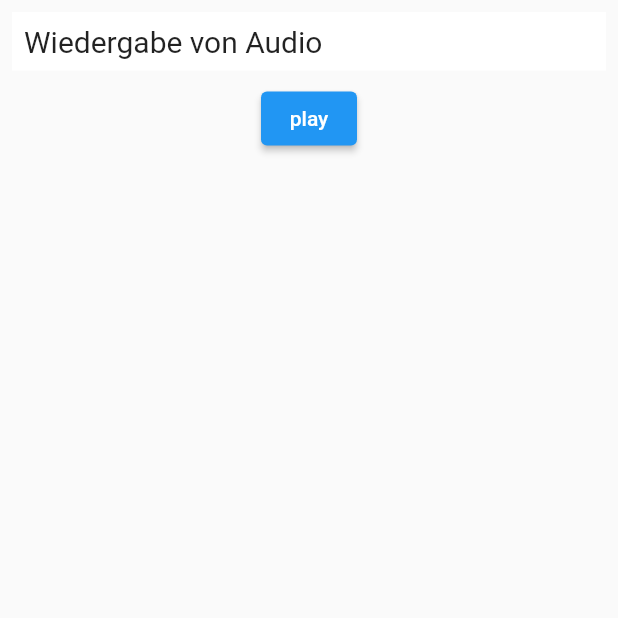
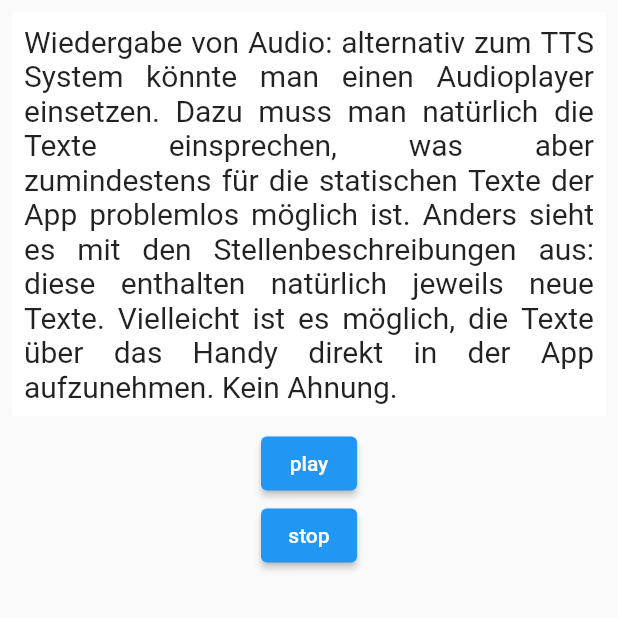
Before and after one commit to drmilde/getx_api_app, a Flutter app: the screen it shows after launch, after a tap on "audio", on a phone screen of 412 x 824 dp, the top half of it. Run offline on Flutter 3.47's test engine with Material 2 defaults, Android fonts, the phone set to English and light mode, and no system bars; our stand-ins replace flutter_tts, get, google_fonts, just_audio, rive, youtube_player_flutter.

```diff
--- a/lib/screens/startup_screen.dart
+++ b/lib/screens/startup_screen.dart
@@ -2,6 +2,7 @@ import 'package:flutter/material.dart';
 import 'package:getx_api_app/screens/loader_screen.dart';
 import 'package:getx_api_app/screens/tts/audio_screen.dart';
 import 'package:getx_api_app/screens/tts/simple_tts_screen.dart';
+import 'package:getx_api_app/screens/video/video_screen.dart';
 import 'package:getx_api_app/widgets/text_widget.dart';
 import 'package:rive/rive.dart';
 
@@ -14,7 +15,8 @@ class StartupScreen extends StatelessWidget {
       appBar: AppBar(
         title: Text("StartupScreen"),
       ),
-      body: Center(
+      body: SingleChildScrollView(
+        child: Center(
           child: Column(
             crossAxisAlignment: CrossAxisAlignment.center,
             children: [
@@ -46,8 +48,10 @@ class StartupScreen extends StatelessWidget {
               //_weiter(context, "tts", TtsScreen()),
               _weiter(context, "tts2", SimpleTtsScreen()),
               _weiter(context, "audio", AudioScreen()),
+              _weiter(context, "video", VideoScreen()),
               //_space100(),
             ],
+          ),
         ),
       ),
     );
--- a/lib/screens/tts/audio_screen.dart
+++ b/lib/screens/tts/audio_screen.dart
@@ -33,12 +33,26 @@ class _AudioScreenState extends State<AudioScreen> {
       child: Scaffold(
         body: Column(
           children: [
-            Container(child: TextWidget("Wiedergabe von Audio")),
+            Container(child: TextWidget("Wiedergabe von Audio: alternativ"
+                " zum TTS System könnte man einen Audioplayer einsetzen."
+                " Dazu muss man natürlich die Texte einsprechen,"
+                " was aber zumindestens für die statischen Texte der App"
+                " problemlos möglich ist."
+                " Anders sieht es mit den Stellenbeschreibungen aus: diese"
+                " enthalten natürlich jeweils neue Texte. "
+                " Vielleicht ist es möglich, die Texte über das Handy"
+                " direkt in der App aufzunehmen. Kein Ahnung.")),
             ElevatedButton(
               onPressed: () {
                 play();
               },
               child: Text("play"),
+            ),
+            ElevatedButton(
+              onPressed: () {
+                stop();
+              },
+              child: Text("stop"),
             ),
           ],
         ),
@@ -55,4 +69,13 @@ class _AudioScreenState extends State<AudioScreen> {
     //await player.seek(Duration(seconds: 10));
     //await player.pause();
   }
+
+  void stop() {
+    player.stop(); // Usually you don't want to wait for playback to finish.
+
+    //var duration = await player.setUrl('https://foo.com/bar.mp3');
+    //var duration = await player.setFilePath('/path/to/file.mp3');
+    //await player.seek(Duration(seconds: 10));
+    //await player.pause();
+  }
 }
--- a/pubspec.yaml
+++ b/pubspec.yaml
@@ -42,6 +42,7 @@ dependencies:
   rive: ^0.7.33
   flutter_tts: ^3.2.2
   just_audio: ^0.9.18
+  youtube_player_flutter: ^8.0.0
 
 dev_dependencies:
   flutter_test:
@@ -71,6 +72,7 @@ flutter:
     - assets/config.json
     - assets/textanimation.riv
     - assets/erster_versuch.mp3
+    - assets/erster_versuch.wav
 
   # An image asset can refer to one or more resolution-specific "variants", see
   # https://flutter.dev/assets-and-images/#resolution-aware.
```
Also changed, not shown: lib/screens/video/video_screen.dart (added, +40 -0 lines), pubspec.lock, 1 other file. Lines whose indentation alone changed are shown as unchanged.
